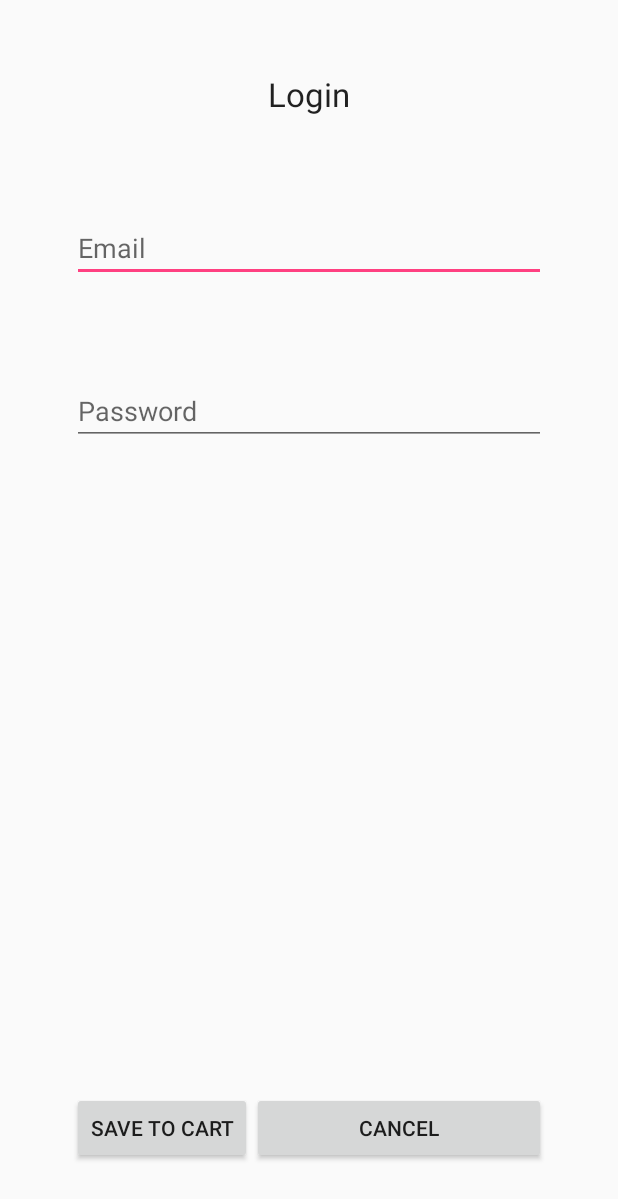
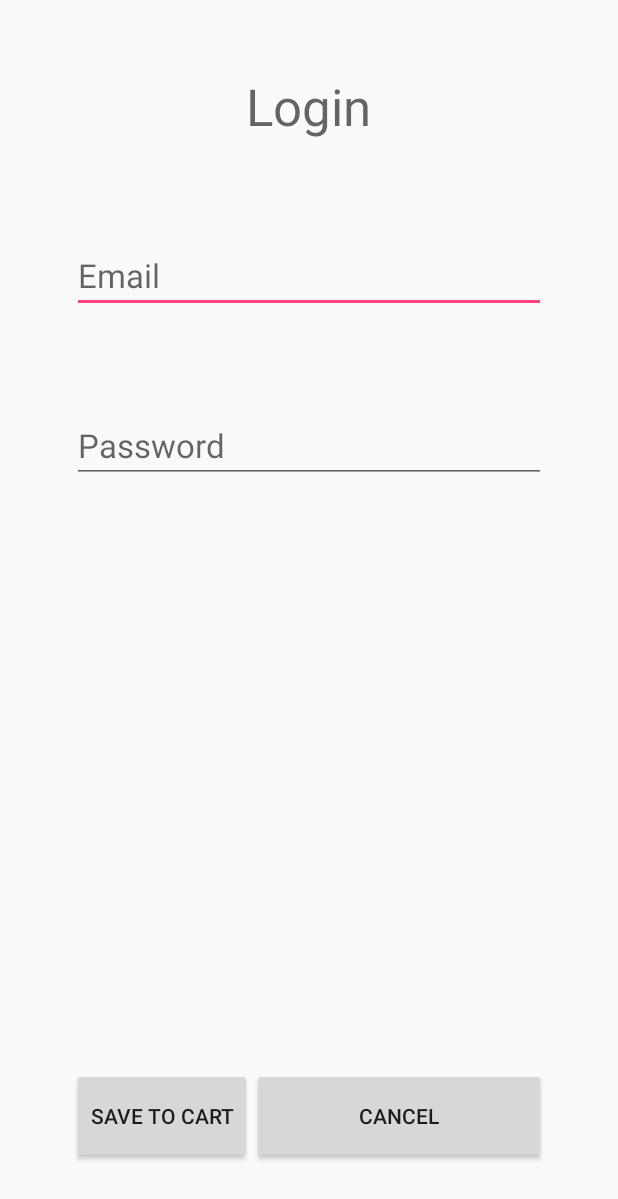
Before and after one commit to alesanmed-educational-projects/raspberry-cart, an Android app: the LoginActivity screen opened directly, with no data from a screen before it, on a phone screen of 412 x 824 dp. Shown: the top 1199 px of the screen. Run offline under Robolectric (Android 15) with nearby library versions, the phone set to English and light mode, and no system bars; libraries missing offline, so code that uses them is left out: com.securepreferences; 1 statement that could not run was skipped.

Commit message:
Pequeñas mejoras graficas en conexion y carrito

```diff
--- a/app/src/main/java/com/acmezon/acmezon_dash/BluetoothScreen.java
+++ b/app/src/main/java/com/acmezon/acmezon_dash/BluetoothScreen.java
@@ -21,6 +21,7 @@ import android.view.MenuInflater;
 import android.view.MenuItem;
 import android.view.View;
 import android.widget.AdapterView;
+import android.widget.TextView;
 import android.widget.Toast;
 
 import com.acmezon.acmezon_dash.bluetooth.BluetoothResponseHandler;
@@ -243,6 +244,8 @@ public class BluetoothScreen extends ListActivity implements ConnectDialog.Conne
     }
 
     private void updateFromSwipe() {
+        TextView swipe_indicator = (TextView) this.findViewById(R.id.swipe_please);
+        swipe_indicator.setVisibility(View.INVISIBLE);
         Set<BluetoothDevice> pairedDevices = BTAdapter.getBondedDevices();
         mAdapter.clear();
         if (pairedDevices.size() > 0) {
--- a/app/src/main/java/com/acmezon/acmezon_dash/MainMenu.java
+++ b/app/src/main/java/com/acmezon/acmezon_dash/MainMenu.java
@@ -55,7 +55,7 @@ public class MainMenu extends AppCompatActivity {
                         break;
                     case 5: //Exit
                         android.os.Process.killProcess(android.os.Process.myPid());
-                        System.exit(1);
+                        finish();
                         break;
                     default:
                         break;
--- a/app/src/main/res/layout/activity_login.xml
+++ b/app/src/main/res/layout/activity_login.xml
@@ -13,7 +13,7 @@
         android:layout_height="wrap_content"
         android:layout_gravity="center_horizontal"
         android:text="@string/login_title"
-        android:textAppearance="?android:attr/textAppearanceLarge"
+        android:textAppearance="@style/Base.TextAppearance.AppCompat.Display1"
         android:layout_alignParentTop="true"
         android:layout_centerHorizontal="true" />
 
@@ -27,7 +27,8 @@
         android:layout_marginTop="65dp"
         android:layout_below="@+id/login_title"
         android:layout_alignLeft="@+id/input_password"
-        android:layout_alignStart="@+id/input_password" />
+        android:layout_alignStart="@+id/input_password"
+        android:textSize="@dimen/abc_text_size_large_material" />
 
     <EditText
         android:id="@+id/input_password"
@@ -37,13 +38,14 @@
         android:hint="@string/login_password"
         android:inputType="textPassword"
         android:layout_below="@+id/input_email"
-        android:layout_marginTop="63dp" />
+        android:layout_marginTop="63dp"
+        android:textSize="@dimen/abc_text_size_large_material" />
 
     <Button
         android:id="@+id/submit_btn"
         style="?android:attr/buttonStyleSmall"
         android:layout_width="wrap_content"
-        android:layout_height="wrap_content"
+        android:layout_height="@dimen/notification_large_icon_height"
         android:layout_gravity="center_horizontal"
         android:text="@string/login_submit"
         android:layout_alignParentBottom="true"
@@ -55,7 +57,7 @@
         android:id="@+id/cancel_btn"
         style="?android:attr/buttonStyleSmall"
         android:layout_width="wrap_content"
-        android:layout_height="wrap_content"
+        android:layout_height="@dimen/notification_large_icon_height"
         android:layout_gravity="center_horizontal"
         android:text="@string/login_cancel"
         android:layout_alignParentBottom="true"
--- a/app/src/main/res/values/strings.xml
+++ b/app/src/main/res/values/strings.xml
@@ -1,5 +1,6 @@
 <resources>
     <string name="app_name">Acmezon-Dash</string>
+    <string name="connection">Connection</string>
     <string name="bluetooth_title">Connect to chosen device</string>
     <string name="bluetooth_connect">Connect</string>
     <string name="bluetooth_loading">Connecting…</string>
@@ -29,4 +30,5 @@
     <string name="cart">Shopping cart</string>
     <string name="shopping_cart_loading">Receiving Cart…</string>
     <string name="empty_device_name"><![CDATA[<New device>]]></string>
+    <string name="swipe_please">Device list not updated.\nPlease swipe down the screen to scan the devices around you.</string>
 </resources>
```
Also changed, not shown: app/src/main/res/layout/activity_home_screen.xml (+35 -11 lines), app/src/main/res/layout/device_list_layout.xml (+11 -7 lines), app/src/main/res/layout/product_row.xml (+7 -7 lines), 1 other file.
